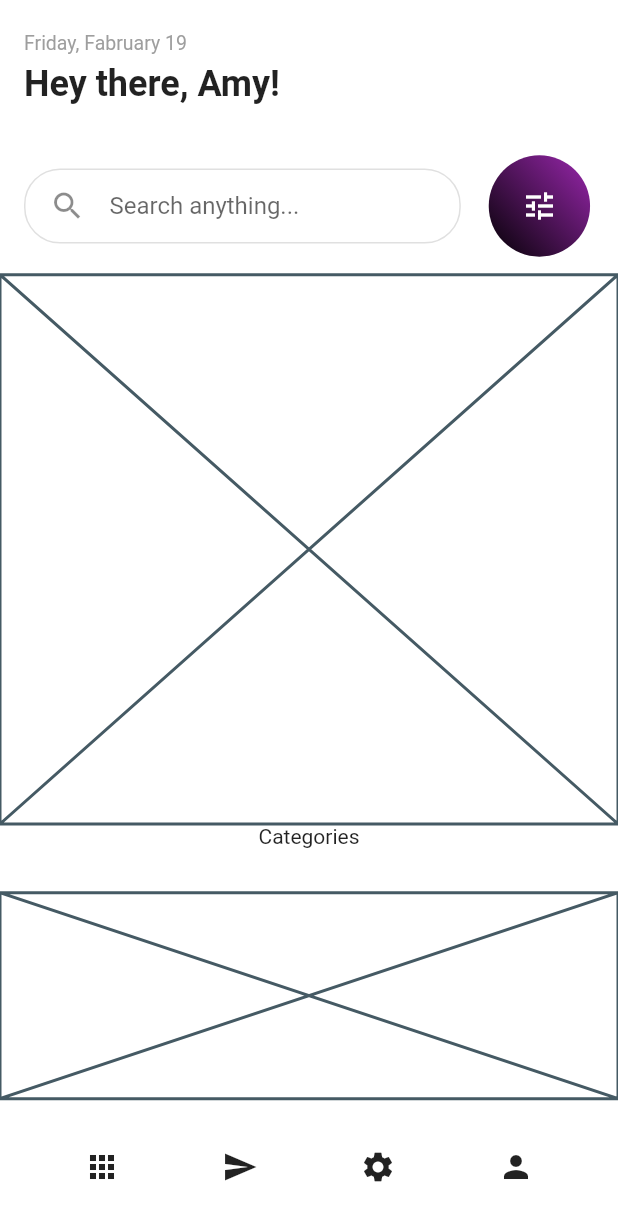
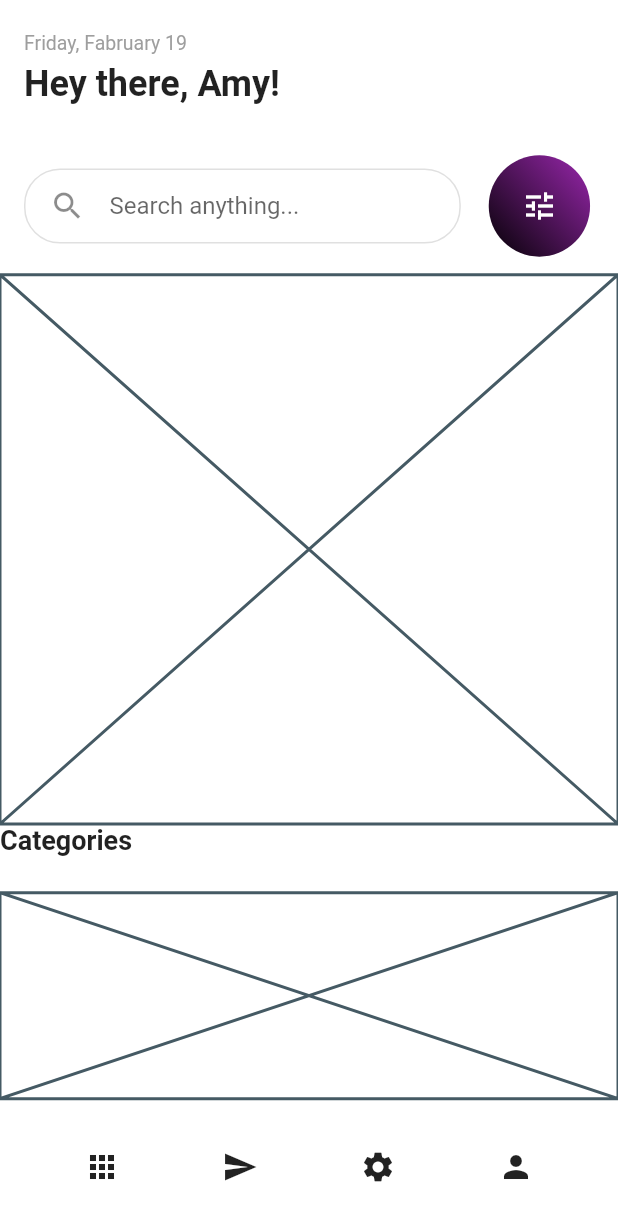
Before and after one commit to JAICHANGPARK/flutter_notebook_11th_story, a Flutter app: the screen it shows after launch, on a phone screen of 412 x 824 dp. Shown: the top 1221 px of the screen. Run offline on Flutter 3.47's test engine with Material 2 defaults, Android fonts, the phone set to English and light mode, and no system bars; our stand-ins replace backdrop, badges, flutter_inner_drawer, flutter_slidable, flutter_swiper, google_fonts.

Commit message:
Update experience_home_page.dart

```diff
--- a/lib/ep718_experience_app/experience_home_page.dart
+++ b/lib/ep718_experience_app/experience_home_page.dart
@@ -75,10 +75,14 @@ class _ExperienceHomePageState extends State<ExperienceHomePage> {
                 )),
             Expanded(flex: 8, child: Placeholder()),
             Expanded(flex: 4, child: Column(
+              crossAxisAlignment: CrossAxisAlignment.start,
               children: [
                   Expanded(
                       flex: 2,
-                      child: Text("Categories")),
+                      child: Text("Categories", style: TextStyle(
+                        fontSize: 18,
+                        fontWeight: FontWeight.bold
+                      ),)),
                 Expanded(
                     flex: 6,
                     child: Placeholder()),
```
